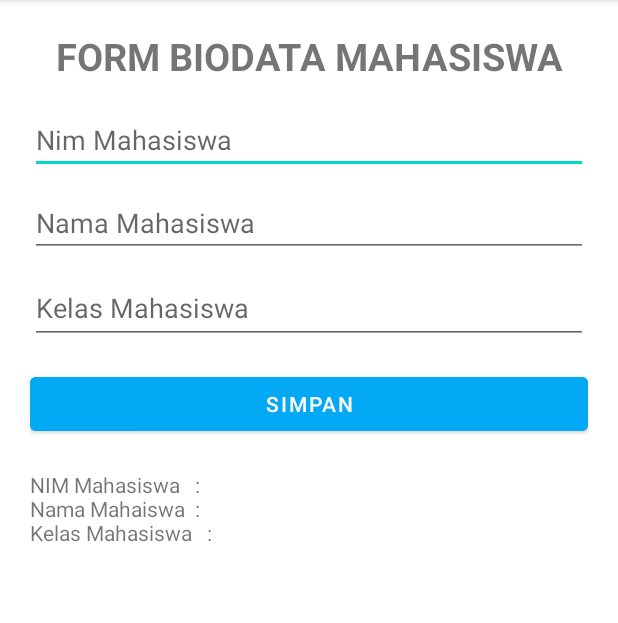
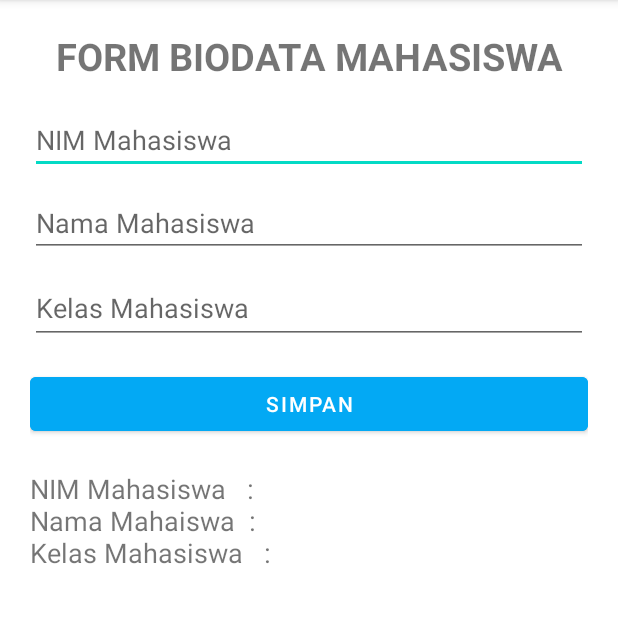
Before and after one commit to Actanzil/ViewModelLiveData, an Android app: the screen it shows after launch (FormActivity), after a tap on "SIMPAN", on a phone screen of 412 x 824 dp, the part 84-707 px from its top. Run offline under Robolectric (Android 15) with nearby library versions, the phone set to English and light mode, and no system bars.

Commit message:
Perubahan Layout

```diff
--- a/app/src/main/res/layout/form_main.xml
+++ b/app/src/main/res/layout/form_main.xml
@@ -30,8 +30,8 @@
             android:layout_height="wrap_content"
             android:layout_marginTop="16dp"
             android:ems="10"
-            android:hint="Nim Mahasiswa"
-            android:inputType="text"
+            android:hint="NIM Mahasiswa"
+            android:inputType="number"
             app:layout_constraintEnd_toEndOf="parent"
             app:layout_constraintStart_toStartOf="parent"
             app:layout_constraintTop_toBottomOf="@+id/tv_judul"
@@ -83,6 +83,7 @@
             android:layout_height="wrap_content"
             android:layout_marginTop="20dp"
             android:scrollbars="vertical"
+            android:textSize="18sp"
             app:layout_constraintBottom_toBottomOf="parent"
             app:layout_constraintEnd_toEndOf="parent"
             app:layout_constraintStart_toStartOf="parent"
```
